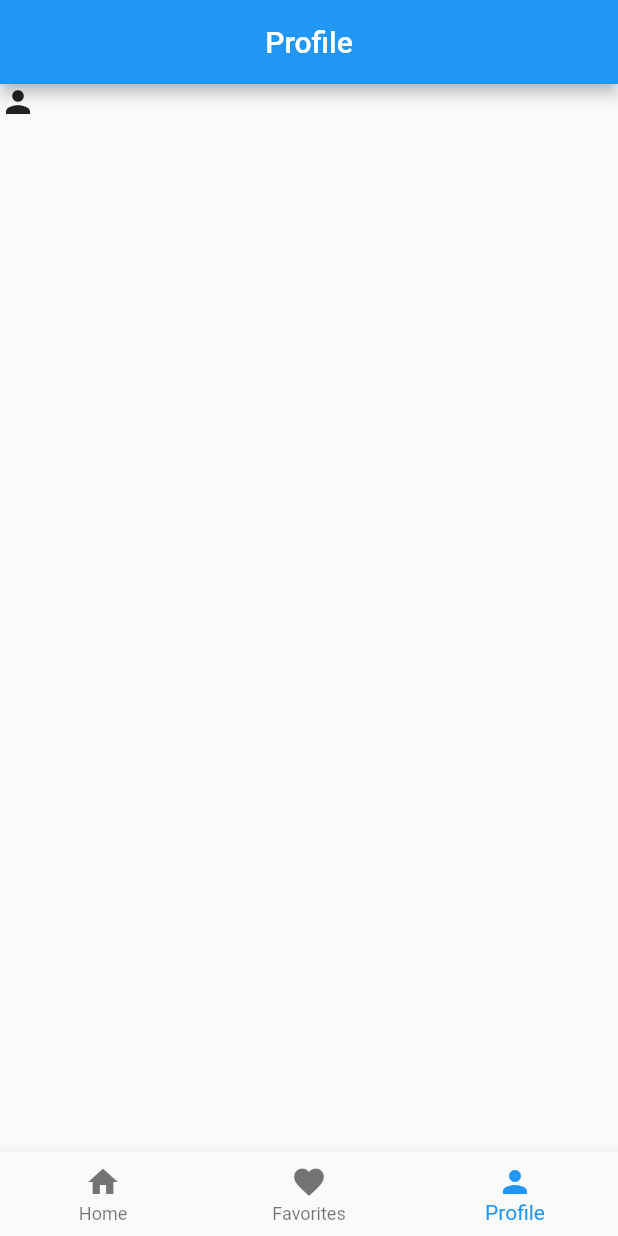
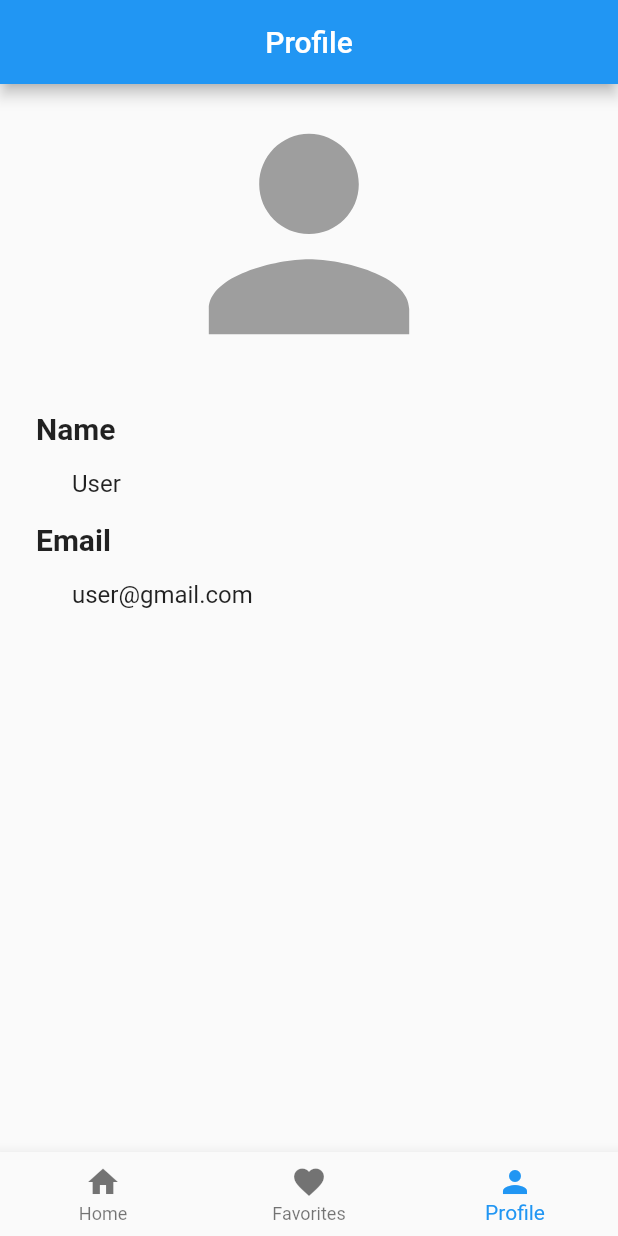
Before and after one commit to Amal-Retnamony/flutter, a Flutter app: the screen it shows after launch, item 3 of the bottom bar chosen, on a phone screen of 412 x 824 dp. Run offline on Flutter 3.47's test engine with Material 2 defaults, Android fonts, the phone set to English and light mode, and no system bars; network calls fail.

Commit message:
Added changes

```diff
--- a/lib/pages/profile.dart
+++ b/lib/pages/profile.dart
@@ -10,8 +10,44 @@ class Profile extends StatelessWidget {
         backgroundColor: Colors.blue,
       ),
       body: Column(
+        crossAxisAlignment: CrossAxisAlignment.stretch,
         children: [
-          Icon(Icons.person),
+          Icon(Icons.person, size: 200, color: Colors.grey,),
+          SizedBox(height: 10),
+          Container(
+            margin: EdgeInsets.symmetric(vertical: 0, horizontal: 16),
+            child: Column(
+              crossAxisAlignment: CrossAxisAlignment.start,
+              children: [
+                Container(
+                  margin: EdgeInsets.all(8),
+                  child: Text('Name', style: TextStyle(
+                    fontSize: 20,
+                    fontWeight: FontWeight.bold,
+                  )),
+                ),
+                Container(
+                  margin: EdgeInsets.fromLTRB(32,8, 16, 8),
+                  child: Text('User', style: TextStyle(
+                    fontSize: 16,
+                  )),
+                ),
+                Container(
+                  margin: EdgeInsets.all(8),
+                  child: Text('Email', style: TextStyle(
+                    fontSize: 20,
+                    fontWeight: FontWeight.bold,
+                  )),
+                ),
+                Container(
+                  margin: EdgeInsets.fromLTRB(32,8, 16, 8),
+                  child: Text('user@gmail.com', style: TextStyle(
+                    fontSize: 16,
+                  )),
+                ),
+              ],
+            )
+          )
         ],
       )
     );
```
